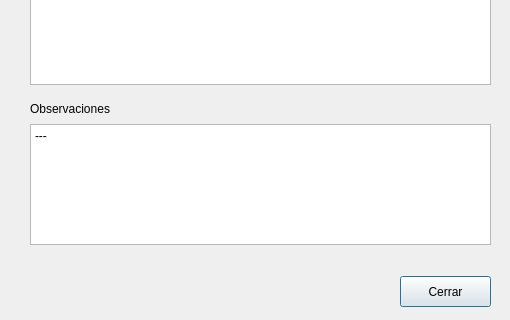
The window that UiDialogJuego.ui (arlumno/DI-BibliotecaJuegos) describes before a commit, drawn with Qt 5; both pictures show x 0 to 510 and y 236 to 556 of the 510 by 556 pixel window.
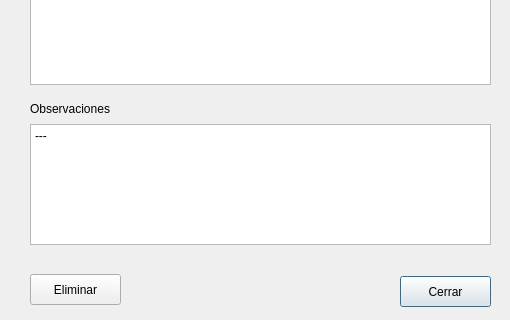
The same window after the commit. Icons and pictures are not drawn.

The edit to the form file:
```diff
--- a/UiDialogJuego.ui
+++ b/UiDialogJuego.ui
@@ -443,6 +443,29 @@
     <string>Cerrar</string>
    </property>
   </widget>
+  <widget class="QPushButton" name="bEliminar">
+   <property name="geometry">
+    <rect>
+     <x>30</x>
+     <y>510</y>
+     <width>91</width>
+     <height>31</height>
+    </rect>
+   </property>
+   <property name="text">
+    <string>Eliminar</string>
+   </property>
+   <property name="icon">
+    <iconset resource="iconos.qrc">
+     <normaloff>:/icons/recursos/remove.png</normaloff>:/icons/recursos/remove.png</iconset>
+   </property>
+   <property name="iconSize">
+    <size>
+     <width>24</width>
+     <height>24</height>
+    </size>
+   </property>
+  </widget>
  </widget>
  <resources/>
  <connections/>
```
Left out of the diff: 4 changed lines with no effect on the pictures.
